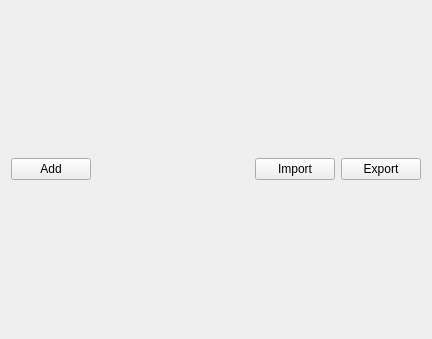
Qt form osctester.ui (kzkyuta/OscTester) before a commit.
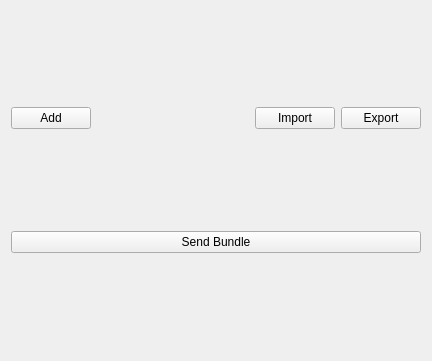
The same form after that commit.

Commit message: add command input and it alway change input upper.

```diff
--- a/osctester.ui
+++ b/osctester.ui
@@ -7,7 +7,7 @@
     <x>0</x>
     <y>0</y>
     <width>432</width>
-    <height>339</height>
+    <height>361</height>
    </rect>
   </property>
   <property name="windowTitle">
@@ -89,6 +89,13 @@
     <item>
      <layout class="QVBoxLayout" name="verticalLayout_2"/>
     </item>
+    <item>
+     <widget class="QPushButton" name="sendBundle">
+      <property name="text">
+       <string>Send Bundle</string>
+      </property>
+     </widget>
+    </item>
    </layout>
   </widget>
  </widget>
```
The commit also changes 2 other files.
